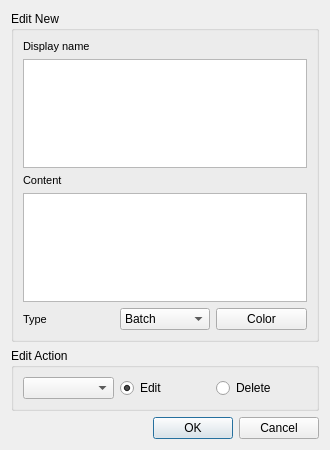
This is user_interface/design/home_settings.ui in Ivan-812/Better-clipboard as Qt 5 draws it before an edit. The edited form follows.
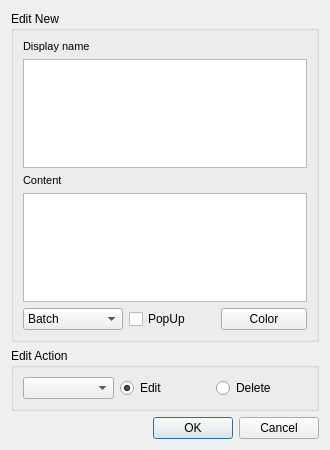
This is the edited form.

Commit message: Update UI + add popup option

```diff
--- a/user_interface/design/home_settings.ui
+++ b/user_interface/design/home_settings.ui
@@ -123,25 +123,7 @@
        </widget>
       </item>
       <item>
-       <layout class="QHBoxLayout" name="type_layout">
-        <item>
-         <widget class="QLabel" name="type_label">
-          <property name="minimumSize">
-           <size>
-            <width>0</width>
-            <height>0</height>
-           </size>
-          </property>
-          <property name="font">
-           <font>
-            <pointsize>8</pointsize>
-           </font>
-          </property>
-          <property name="text">
-           <string>Type</string>
-          </property>
-         </widget>
-        </item>
+       <layout class="QHBoxLayout" name="type_layout" stretch="3,2,2">
         <item>
          <widget class="QComboBox" name="type_choice">
           <property name="maximumSize">
@@ -167,6 +149,13 @@
           </item>
          </widget>
         </item>
+        <item>
+         <widget class="QCheckBox" name="popup_checkbox">
+          <property name="text">
+           <string>PopUp</string>
+          </property>
+         </widget>
+        </item>
         <item>
          <widget class="QPushButton" name="color_button">
           <property name="text">
```
The commit also changes 6 other files.
